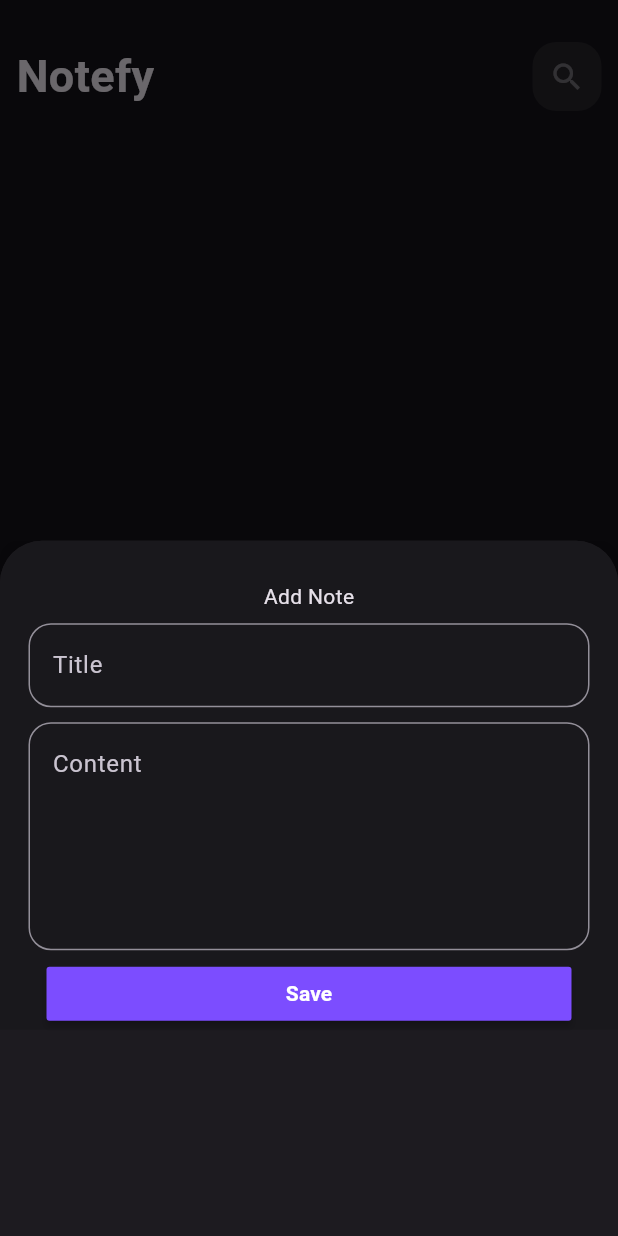
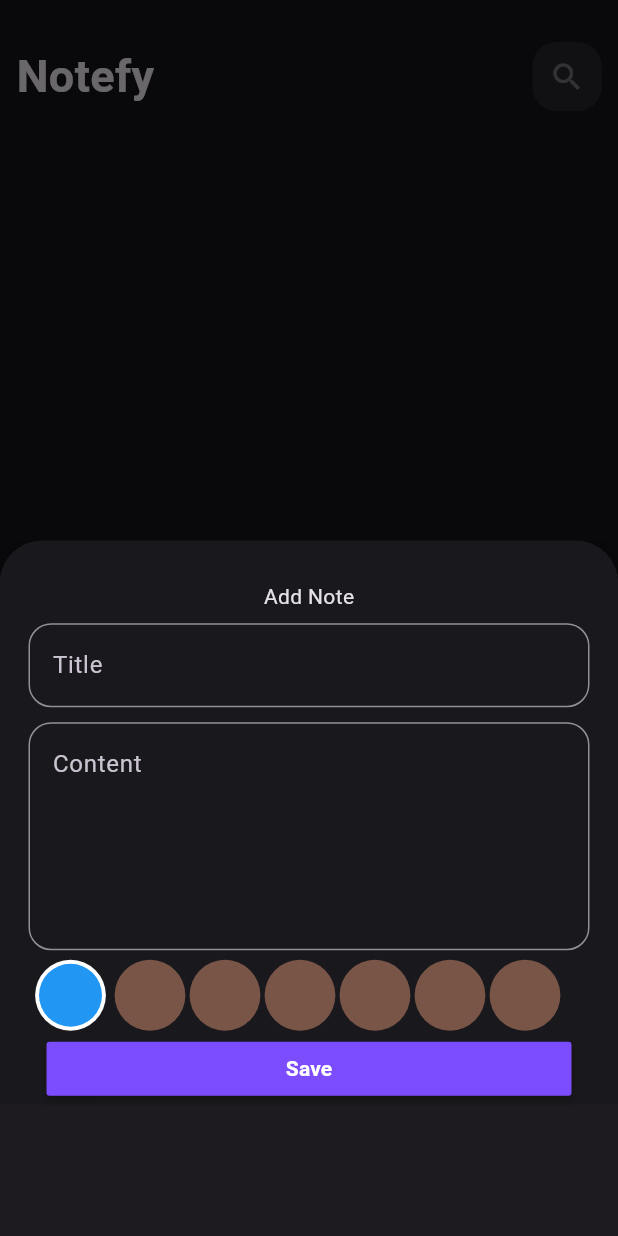
Before and after one commit to mariooom/Notefy, a Flutter app: the screen it shows after launch, after a tap on the "add" icon, on a phone screen of 412 x 824 dp. Run offline on Flutter 3.47's test engine with Material 3 defaults, Android fonts, the phone set to English and light mode, and no system bars; our stand-ins replace flutter_bloc, hive, hive_flutter; accounts and stored records are empty; Roboto replaces fonts that are missing (Merienda).

Commit message:
create color colors_list_view

```diff
--- a/lib/presentation/views/edit_view_body.dart
+++ b/lib/presentation/views/edit_view_body.dart
@@ -1,8 +1,9 @@
 import 'package:flutter/material.dart';
+import 'package:flutter_bloc/flutter_bloc.dart';
+import 'package:notesapp/core/cubit/notes%20cubit/read_notes_cubit.dart';
 import 'package:notesapp/core/model/note_model.dart';
 import 'package:notesapp/presentation/widgets/custom_appbar.dart';
 import 'package:notesapp/presentation/widgets/custom_textfield.dart';
-
 
 // ignore: must_be_immutable
 class EditViewBody extends StatefulWidget {
@@ -30,6 +31,7 @@ class _EditViewBodyState extends State<EditViewBody> {
                 widget.notes.title = title ?? widget.notes.title;
                 widget.notes.subTitle = content ?? widget.notes.subTitle;
                 widget.notes.save();
+                BlocProvider.of<NotesCubit>(context).fetchNotes();
                 Navigator.pop(context);
               }
             },
--- a/lib/presentation/widgets/add_notes_form.dart
+++ b/lib/presentation/widgets/add_notes_form.dart
@@ -2,6 +2,7 @@ import 'package:intl/intl.dart';
 import 'package:flutter/material.dart';
 import 'package:flutter_bloc/flutter_bloc.dart';
 import 'package:notesapp/core/model/note_model.dart';
+import 'package:notesapp/presentation/widgets/colors_list_view.dart';
 import 'package:notesapp/presentation/widgets/custom_botton.dart';
 import 'package:notesapp/presentation/widgets/custom_textfield.dart';
 import 'package:notesapp/core/cubit/add_note_cubit/add_notes_cubit.dart';
@@ -55,11 +56,9 @@ class _AddNotesFormState extends State<AddNotesForm> {
                 onSaved: (value) {
                   title = value;
                 },
-
               ),
               SizedBox(height: 10),
               CustomTextfield(
-
                 hint: 'Content',
                 maxLines: 5,
                 onSaved: (value) {
@@ -69,6 +68,7 @@ class _AddNotesFormState extends State<AddNotesForm> {
               SizedBox(
                 height: 5,
               ),
+              ColorsList(),
               BlocBuilder<AddNotesCubit, AddNotesState>(
                 builder: (context, state) {
                   return CustomBotton(
--- a/lib/presentation/widgets/bottom_sheet.dart
+++ b/lib/presentation/widgets/bottom_sheet.dart
@@ -14,7 +14,7 @@ class CustomBottomSheet extends StatelessWidget {
     return BlocProvider(
       create: (context) => AddNotesCubit(),
       child: SizedBox(
-        height: 900,
+        height: 1000,
         child: SingleChildScrollView(
             child: BottomSheet(
           onClosing: () {},
--- /dev/null
+++ b/lib/presentation/widgets/colors_list_view.dart
@@ -0,0 +1,59 @@
+import 'package:flutter/material.dart';
+
+class ColorItem extends StatelessWidget {
+  const ColorItem({super.key, required this.isAktiv});
+
+  final bool isAktiv;
+
+  @override
+  Widget build(BuildContext context) {
+    return isAktiv
+        ? const CircleAvatar(
+            backgroundColor: Colors.white,
+            radius: 28,
+            child: CircleAvatar(
+              radius: 21,
+              backgroundColor: Colors.blue,
+            ),
+          )
+        : const CircleAvatar(
+            radius: 25,
+            backgroundColor: Colors.brown,
+          );
+  }
+}
+
+class ColorsList extends StatefulWidget {
+  const ColorsList({super.key});
+
+  @override
+  State<ColorsList> createState() => _ColorsListState();
+}
+
+class _ColorsListState extends State<ColorsList> {
+  int colorIndex = 0;
+  @override
+  Widget build(BuildContext context) {
+    return SizedBox(
+      height: 50,
+      child: Padding(
+        padding: const EdgeInsets.symmetric(vertical: 1.4),
+        child: ListView.builder(
+          scrollDirection: Axis.horizontal,
+          itemCount: 7,
+          itemBuilder: (BuildContext context, int index) {
+            return GestureDetector(
+              onTap: () {
+                colorIndex = index;
+                setState(() {});
+              },
+              child: ColorItem(
+                isAktiv: colorIndex == index,
+              ),
+            );
+          },
+        ),
+      ),
+    );
+  }
+}
```
